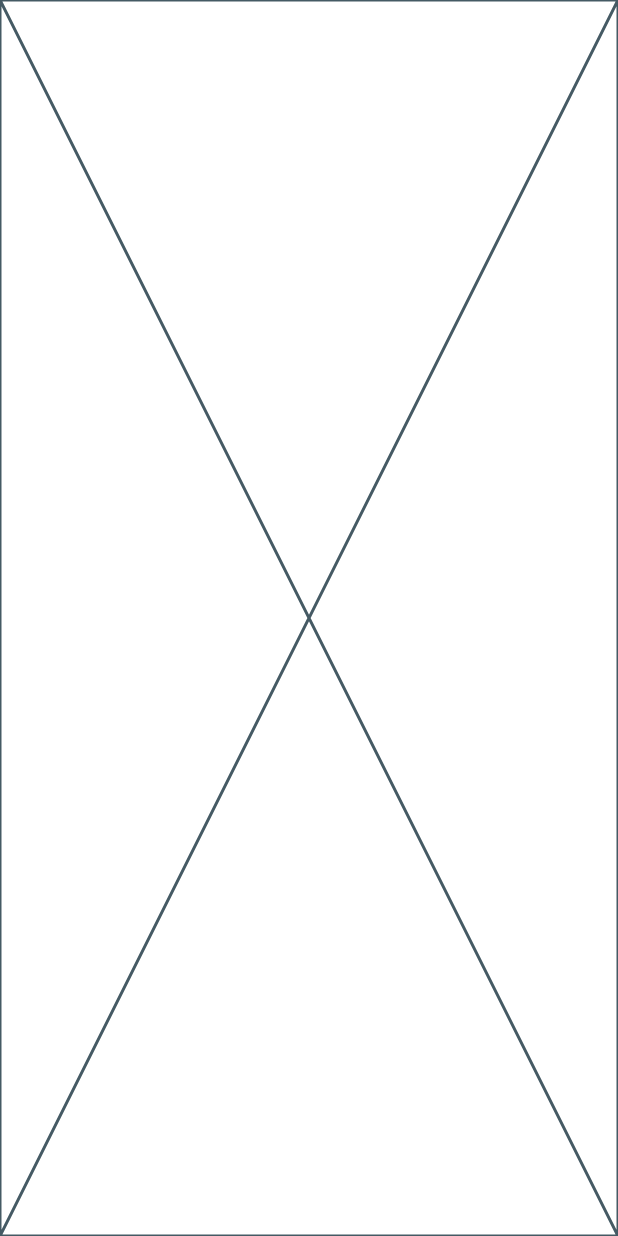
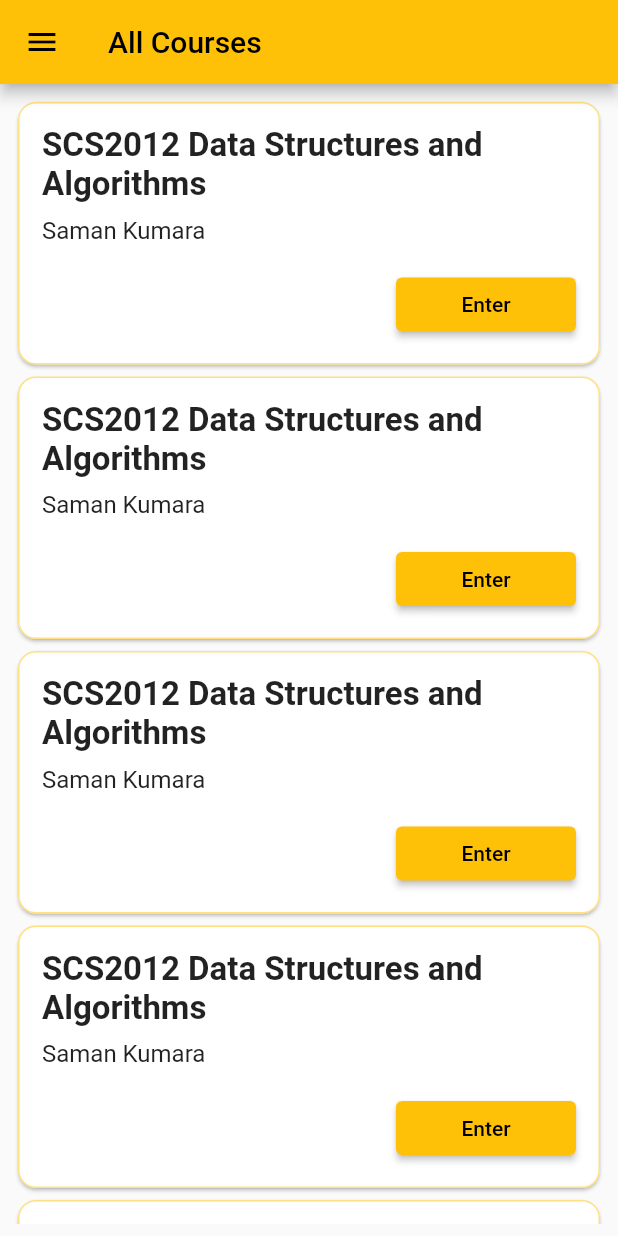
Before and after one commit to kulasinghet/unimate, a Flutter app: the screen it shows after launch, in the side drawer, after a tap on "All Courses", on a phone screen of 412 x 824 dp. Run offline on Flutter 3.47's test engine with Material 2 defaults, Android fonts, the phone set to English and light mode, and no system bars.

Commit message:
Create student Courses page UI

```diff
--- /dev/null
+++ b/lib/student/all_course.dart
@@ -0,0 +1,87 @@
+import 'package:flutter/material.dart';
+import 'package:unimate/student/student_drawer.dart';
+
+class AllCoursePage extends StatefulWidget {
+  const AllCoursePage({Key? key}) : super(key: key);
+
+  @override
+  State<AllCoursePage> createState() => _AllCoursePageState();
+}
+
+class _AllCoursePageState extends State<AllCoursePage> {
+  @override
+  Widget build(BuildContext context) {
+    final List<String> _items = [
+      'Item 1',
+      'Item 2',
+      'Item 3',
+      'Item 4',
+      'Item 5',
+      'Item 1',
+      'Item 2',
+      'Item 3',
+      'Item 4',
+      'Item 5'
+    ];
+
+    return SafeArea(
+      child: Scaffold(
+        appBar: AppBar(
+          title: Text("All Courses"),
+        ),
+        drawer: const StudentDrawer(),
+        body: Padding(
+          padding: const EdgeInsets.all(8.0),
+          child: ListView.builder(
+              itemCount: 10,
+              itemBuilder: (BuildContext context, int index) {
+                return Card(
+                  elevation: 1,
+                  shape: RoundedRectangleBorder(
+                    side: BorderSide(
+                      color: Theme.of(context).colorScheme.background,
+                    ),
+                    borderRadius: const BorderRadius.all(Radius.circular(12)),
+                  ),
+                  child: Padding(
+                    padding: const EdgeInsets.all(16.0),
+                    child: Column(
+                      crossAxisAlignment: CrossAxisAlignment.stretch,
+                      children: [
+                        Text(
+                          'SCS2012 Data Structures and Algorithms',
+                          style: TextStyle(
+                            fontSize: 22.0,
+                            fontWeight: FontWeight.bold,
+                          ),
+                        ),
+                        SizedBox(height: 8.0),
+                        Text(
+                          'Saman Kumara',
+                          style: TextStyle(
+                            fontSize: 16.0,
+                          ),
+                        ),
+                        SizedBox(height: 16.0),
+                        Row(
+                          mainAxisAlignment: MainAxisAlignment.end,
+                          children: [
+                            SizedBox(
+                              width: 120.0,
+                              child: ElevatedButton(
+                                onPressed: () {},
+                                child: Text('Enter'),
+                              ),
+                            ),
+                          ],
+                        ),
+                      ],
+                    ),
+                  ),
+                );
+              }),
+        ),
+      ),
+    );
+  }
+}
--- a/lib/student/dashboard.dart
+++ b/lib/student/dashboard.dart
@@ -1,5 +1,6 @@
 import 'package:flutter/material.dart';
-import 'package:unimate/student/todayItem.dart';
+import 'package:unimate/student/student_drawer.dart';
+import 'package:unimate/student/today_item.dart';
 
 class StudentDashboard extends StatefulWidget {
   const StudentDashboard({Key? key}) : super(key: key);
@@ -36,70 +37,7 @@ class _StudentDashboardState extends State<StudentDashboard> {
           },
           selectedIndex: currentPage,
         ),
-        drawer: Drawer(
-          child: ListView(
-            padding: EdgeInsets.zero,
-            children: <Widget>[
-              const DrawerHeader(
-                decoration: BoxDecoration(
-                  color: Colors.amber,
-                ),
-                child: Text(
-                  'Main Menu',
-                  style: TextStyle(
-                    color: Colors.black,
-                    fontSize: 24,
-                  ),
-                ),
-              ),
-              ListTile(
-                leading: const Icon(Icons.library_books),
-                title: const Text('All Courses'),
-                onTap: () {
-                  Navigator.of(context)
-                      .push(MaterialPageRoute(builder: (BuildContext context) {
-                    return const TodayEventPage();
-                  }));
-                },
-              ),
-              ListTile(
-                leading: const Icon(Icons.event),
-                title: const Text('All Events'),
-                onTap: () {
-                  // TODO: Handle notifications tap
-                },
-              ),
-              ListTile(
-                leading: const Icon(Icons.assignment_ind),
-                title: const Text('All Assignments'),
-                onTap: () {
-                  // TODO: Handle friends tap
-                },
-              ),
-              ListTile(
-                leading: const Icon(Icons.score),
-                title: const Text('GPA Calculator'),
-                onTap: () {
-                  // TODO: Handle tasks tap
-                },
-              ),
-              ListTile(
-                leading: const Icon(Icons.person),
-                title: const Text('Profile'),
-                onTap: () {
-                  // TODO: Handle tasks tap
-                },
-              ),
-              ListTile(
-                leading: const Icon(Icons.exit_to_app),
-                title: const Text('Logout'),
-                onTap: () {
-                  // TODO: Handle tasks tap
-                },
-              )
-            ],
-          ),
-        ),
+        drawer: const StudentDrawer(),
       ),
     );
   }
--- /dev/null
+++ b/lib/student/student_drawer.dart
@@ -0,0 +1,80 @@
+import 'package:flutter/material.dart';
+
+import 'all_course.dart';
+
+class StudentDrawer extends StatefulWidget {
+  const StudentDrawer({Key? key}) : super(key: key);
+
+  @override
+  State<StudentDrawer> createState() => _StudentDrawerState();
+}
+
+class _StudentDrawerState extends State<StudentDrawer> {
+  @override
+  Widget build(BuildContext context) {
+    return Drawer(
+      child: ListView(
+        padding: EdgeInsets.zero,
+        children: <Widget>[
+          const DrawerHeader(
+            decoration: BoxDecoration(
+              color: Colors.amber,
+            ),
+            child: Text(
+              'Main Menu',
+              style: TextStyle(
+                color: Colors.black,
+                fontSize: 24,
+              ),
+            ),
+          ),
+          ListTile(
+            leading: const Icon(Icons.library_books),
+            title: const Text('All Courses'),
+            onTap: () {
+              Navigator.of(context)
+                  .push(MaterialPageRoute(builder: (BuildContext context) {
+                return const AllCoursePage();
+              }));
+            },
+          ),
+          ListTile(
+            leading: const Icon(Icons.event),
+            title: const Text('All Events'),
+            onTap: () {
+              // TODO: Handle notifications tap
+            },
+          ),
+          ListTile(
+            leading: const Icon(Icons.assignment_ind),
+            title: const Text('All Assignments'),
+            onTap: () {
+              // TODO: Handle friends tap
+            },
+          ),
+          ListTile(
+            leading: const Icon(Icons.score),
+            title: const Text('GPA Calculator'),
+            onTap: () {
+              // TODO: Handle tasks tap
+            },
+          ),
+          ListTile(
+            leading: const Icon(Icons.person),
+            title: const Text('Profile'),
+            onTap: () {
+              // TODO: Handle tasks tap
+            },
+          ),
+          ListTile(
+            leading: const Icon(Icons.exit_to_app),
+            title: const Text('Logout'),
+            onTap: () {
+              // TODO: Handle tasks tap
+            },
+          )
+        ],
+      ),
+    );
+  }
+}
```
Also changed, not shown: lib/lecturer/dashboard.dart (added), lib/student/today_item.dart (renamed from lib/student/todayItem.dart).
